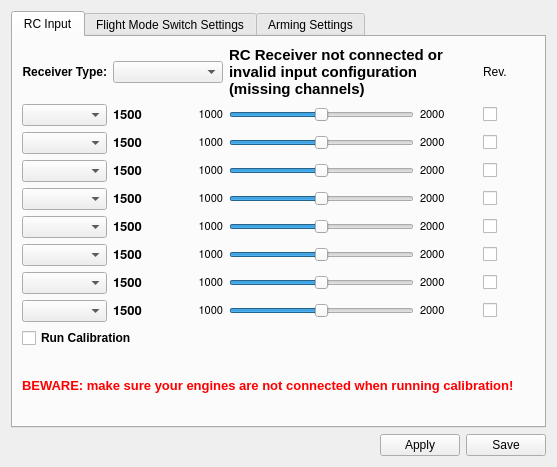
Before: the Qt Designer form ground/openpilotgcs/src/plugins/config/input.ui in openpilot/OpenPilot, drawn with Qt 5.
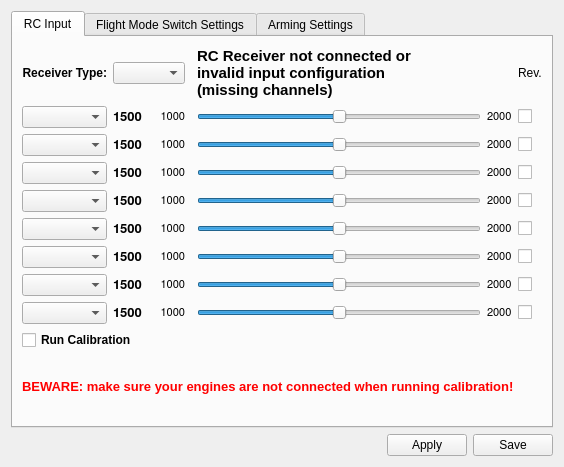
After: the same form once the commit is applied. Icons and pictures are not drawn.

Commit message: OpenPilot OP-537 Make the GCS input configuration errors a bit more informative

```diff
--- a/ground/openpilotgcs/src/plugins/config/input.ui
+++ b/ground/openpilotgcs/src/plugins/config/input.ui
@@ -80,7 +80,7 @@
          </property>
         </widget>
        </item>
-       <item row="2" column="3" colspan="3">
+       <item row="2" column="4" colspan="3">
         <widget class="QSlider" name="inSlider1">
          <property name="mouseTracking">
           <bool>true</bool>
@@ -99,28 +99,28 @@
          </property>
         </widget>
        </item>
-       <item row="2" column="6">
-        <widget class="QLabel" name="ch1Max">
-         <property name="font">
-          <font>
-           <family>FreeSans</family>
-           <pointsize>8</pointsize>
-          </font>
-         </property>
-         <property name="toolTip">
-          <string>&lt;!DOCTYPE HTML PUBLIC &quot;-//W3C//DTD HTML 4.0//EN&quot; &quot;http://www.w3.org/TR/REC-html40/strict.dtd&quot;&gt;
-&lt;html&gt;&lt;head&gt;&lt;meta name=&quot;qrichtext&quot; content=&quot;1&quot; /&gt;&lt;style type=&quot;text/css&quot;&gt;
-p, li { white-space: pre-wrap; }
-&lt;/style&gt;&lt;/head&gt;&lt;body style=&quot; font-family:'FreeSans'; font-size:8pt; font-weight:400; font-style:normal;&quot;&gt;
-&lt;p style=&quot; margin-top:0px; margin-bottom:0px; margin-left:0px; margin-right:0px; -qt-block-indent:0; text-indent:0px;&quot;&gt;Maximum channel pulse width&lt;/p&gt;
-&lt;p style=&quot; margin-top:0px; margin-bottom:0px; margin-left:0px; margin-right:0px; -qt-block-indent:0; text-indent:0px;&quot;&gt;(microseconds)&lt;/p&gt;&lt;/body&gt;&lt;/html&gt;</string>
-         </property>
-         <property name="text">
-          <string>2000</string>
-         </property>
-        </widget>
-       </item>
        <item row="2" column="7">
+        <widget class="QLabel" name="ch1Max">
+         <property name="font">
+          <font>
+           <family>FreeSans</family>
+           <pointsize>8</pointsize>
+          </font>
+         </property>
+         <property name="toolTip">
+          <string>&lt;!DOCTYPE HTML PUBLIC &quot;-//W3C//DTD HTML 4.0//EN&quot; &quot;http://www.w3.org/TR/REC-html40/strict.dtd&quot;&gt;
+&lt;html&gt;&lt;head&gt;&lt;meta name=&quot;qrichtext&quot; content=&quot;1&quot; /&gt;&lt;style type=&quot;text/css&quot;&gt;
+p, li { white-space: pre-wrap; }
+&lt;/style&gt;&lt;/head&gt;&lt;body style=&quot; font-family:'FreeSans'; font-size:8pt; font-weight:400; font-style:normal;&quot;&gt;
+&lt;p style=&quot; margin-top:0px; margin-bottom:0px; margin-left:0px; margin-right:0px; -qt-block-indent:0; text-indent:0px;&quot;&gt;Maximum channel pulse width&lt;/p&gt;
+&lt;p style=&quot; margin-top:0px; margin-bottom:0px; margin-left:0px; margin-right:0px; -qt-block-indent:0; text-indent:0px;&quot;&gt;(microseconds)&lt;/p&gt;&lt;/body&gt;&lt;/html&gt;</string>
+         </property>
+         <property name="text">
+          <string>2000</string>
+         </property>
+        </widget>
+       </item>
+       <item row="2" column="8">
         <widget class="QCheckBox" name="ch1Rev">
          <property name="toolTip">
           <string>Check this to reverse the channel.
@@ -188,7 +188,7 @@
          </property>
         </widget>
        </item>
-       <item row="3" column="3" colspan="3">
+       <item row="3" column="4" colspan="3">
         <widget class="QSlider" name="inSlider2">
          <property name="mouseTracking">
           <bool>true</bool>
@@ -207,28 +207,28 @@
          </property>
         </widget>
        </item>
-       <item row="3" column="6">
-        <widget class="QLabel" name="ch2Max">
-         <property name="font">
-          <font>
-           <family>FreeSans</family>
-           <pointsize>8</pointsize>
-          </font>
-         </property>
-         <property name="toolTip">
-          <string>&lt;!DOCTYPE HTML PUBLIC &quot;-//W3C//DTD HTML 4.0//EN&quot; &quot;http://www.w3.org/TR/REC-html40/strict.dtd&quot;&gt;
-&lt;html&gt;&lt;head&gt;&lt;meta name=&quot;qrichtext&quot; content=&quot;1&quot; /&gt;&lt;style type=&quot;text/css&quot;&gt;
-p, li { white-space: pre-wrap; }
-&lt;/style&gt;&lt;/head&gt;&lt;body style=&quot; font-family:'FreeSans'; font-size:8pt; font-weight:400; font-style:normal;&quot;&gt;
-&lt;p style=&quot; margin-top:0px; margin-bottom:0px; margin-left:0px; margin-right:0px; -qt-block-indent:0; text-indent:0px;&quot;&gt;Maximum channel pulse width&lt;/p&gt;
-&lt;p style=&quot; margin-top:0px; margin-bottom:0px; margin-left:0px; margin-right:0px; -qt-block-indent:0; text-indent:0px;&quot;&gt;(microseconds)&lt;/p&gt;&lt;/body&gt;&lt;/html&gt;</string>
-         </property>
-         <property name="text">
-          <string>2000</string>
-         </property>
-        </widget>
-       </item>
        <item row="3" column="7">
+        <widget class="QLabel" name="ch2Max">
+         <property name="font">
+          <font>
+           <family>FreeSans</family>
+           <pointsize>8</pointsize>
+          </font>
+         </property>
+         <property name="toolTip">
+          <string>&lt;!DOCTYPE HTML PUBLIC &quot;-//W3C//DTD HTML 4.0//EN&quot; &quot;http://www.w3.org/TR/REC-html40/strict.dtd&quot;&gt;
+&lt;html&gt;&lt;head&gt;&lt;meta name=&quot;qrichtext&quot; content=&quot;1&quot; /&gt;&lt;style type=&quot;text/css&quot;&gt;
+p, li { white-space: pre-wrap; }
+&lt;/style&gt;&lt;/head&gt;&lt;body style=&quot; font-family:'FreeSans'; font-size:8pt; font-weight:400; font-style:normal;&quot;&gt;
+&lt;p style=&quot; margin-top:0px; margin-bottom:0px; margin-left:0px; margin-right:0px; -qt-block-indent:0; text-indent:0px;&quot;&gt;Maximum channel pulse width&lt;/p&gt;
+&lt;p style=&quot; margin-top:0px; margin-bottom:0px; margin-left:0px; margin-right:0px; -qt-block-indent:0; text-indent:0px;&quot;&gt;(microseconds)&lt;/p&gt;&lt;/body&gt;&lt;/html&gt;</string>
+         </property>
+         <property name="text">
+          <string>2000</string>
+         </property>
+        </widget>
+       </item>
+       <item row="3" column="8">
         <widget class="QCheckBox" name="ch2Rev">
          <property name="toolTip">
           <string>Check this to reverse the channel.
@@ -296,7 +296,7 @@
          </property>
         </widget>
        </item>
-       <item row="4" column="3" colspan="3">
+       <item row="4" column="4" colspan="3">
         <widget class="QSlider" name="inSlider3">
          <property name="mouseTracking">
           <bool>true</bool>
@@ -315,28 +315,28 @@
          </property>
         </widget>
        </item>
-       <item row="4" column="6">
-        <widget class="QLabel" name="ch3Max">
-         <property name="font">
-          <font>
-           <family>FreeSans</family>
-           <pointsize>8</pointsize>
-          </font>
-         </property>
-         <property name="toolTip">
-          <string>&lt;!DOCTYPE HTML PUBLIC &quot;-//W3C//DTD HTML 4.0//EN&quot; &quot;http://www.w3.org/TR/REC-html40/strict.dtd&quot;&gt;
-&lt;html&gt;&lt;head&gt;&lt;meta name=&quot;qrichtext&quot; content=&quot;1&quot; /&gt;&lt;style type=&quot;text/css&quot;&gt;
-p, li { white-space: pre-wrap; }
-&lt;/style&gt;&lt;/head&gt;&lt;body style=&quot; font-family:'FreeSans'; font-size:8pt; font-weight:400; font-style:normal;&quot;&gt;
-&lt;p style=&quot; margin-top:0px; margin-bottom:0px; margin-left:0px; margin-right:0px; -qt-block-indent:0; text-indent:0px;&quot;&gt;Maximum channel pulse width&lt;/p&gt;
-&lt;p style=&quot; margin-top:0px; margin-bottom:0px; margin-left:0px; margin-right:0px; -qt-block-indent:0; text-indent:0px;&quot;&gt;(microseconds)&lt;/p&gt;&lt;/body&gt;&lt;/html&gt;</string>
-         </property>
-         <property name="text">
-          <string>2000</string>
-         </property>
-        </widget>
-       </item>
        <item row="4" column="7">
+        <widget class="QLabel" name="ch3Max">
+         <property name="font">
+          <font>
+           <family>FreeSans</family>
+           <pointsize>8</pointsize>
+          </font>
+         </property>
+         <property name="toolTip">
+          <string>&lt;!DOCTYPE HTML PUBLIC &quot;-//W3C//DTD HTML 4.0//EN&quot; &quot;http://www.w3.org/TR/REC-html40/strict.dtd&quot;&gt;
+&lt;html&gt;&lt;head&gt;&lt;meta name=&quot;qrichtext&quot; content=&quot;1&quot; /&gt;&lt;style type=&quot;text/css&quot;&gt;
+p, li { white-space: pre-wrap; }
+&lt;/style&gt;&lt;/head&gt;&lt;body style=&quot; font-family:'FreeSans'; font-size:8pt; font-weight:400; font-style:normal;&quot;&gt;
+&lt;p style=&quot; margin-top:0px; margin-bottom:0px; margin-left:0px; margin-right:0px; -qt-block-indent:0; text-indent:0px;&quot;&gt;Maximum channel pulse width&lt;/p&gt;
+&lt;p style=&quot; margin-top:0px; margin-bottom:0px; margin-left:0px; margin-right:0px; -qt-block-indent:0; text-indent:0px;&quot;&gt;(microseconds)&lt;/p&gt;&lt;/body&gt;&lt;/html&gt;</string>
+         </property>
+         <property name="text">
+          <string>2000</string>
+         </property>
+        </widget>
+       </item>
+       <item row="4" column="8">
         <widget class="QCheckBox" name="ch3Rev">
          <property name="toolTip">
           <string>Check this to reverse the channel.
@@ -404,7 +404,7 @@
          </property>
         </widget>
        </item>
-       <item row="5" column="3" colspan="3">
+       <item row="5" column="4" colspan="3">
         <widget class="QSlider" name="inSlider4">
          <property name="mouseTracking">
           <bool>true</bool>
@@ -423,28 +423,28 @@
          </property>
         </widget>
        </item>
-       <item row="5" column="6">
-        <widget class="QLabel" name="ch4Max">
-         <property name="font">
-          <font>
-           <family>FreeSans</family>
-           <pointsize>8</pointsize>
-          </font>
-         </property>
-         <property name="toolTip">
-          <string>&lt;!DOCTYPE HTML PUBLIC &quot;-//W3C//DTD HTML 4.0//EN&quot; &quot;http://www.w3.org/TR/REC-html40/strict.dtd&quot;&gt;
-&lt;html&gt;&lt;head&gt;&lt;meta name=&quot;qrichtext&quot; content=&quot;1&quot; /&gt;&lt;style type=&quot;text/css&quot;&gt;
-p, li { white-space: pre-wrap; }
-&lt;/style&gt;&lt;/head&gt;&lt;body style=&quot; font-family:'FreeSans'; font-size:8pt; font-weight:400; font-style:normal;&quot;&gt;
-&lt;p style=&quot; margin-top:0px; margin-bottom:0px; margin-left:0px; margin-right:0px; -qt-block-indent:0; text-indent:0px;&quot;&gt;Maximum channel pulse width&lt;/p&gt;
-&lt;p style=&quot; margin-top:0px; margin-bottom:0px; margin-left:0px; margin-right:0px; -qt-block-indent:0; text-indent:0px;&quot;&gt;(microseconds)&lt;/p&gt;&lt;/body&gt;&lt;/html&gt;</string>
-         </property>
-         <property name="text">
-          <string>2000</string>
-         </property>
-        </widget>
-       </item>
        <item row="5" column="7">
+        <widget class="QLabel" name="ch4Max">
+         <property name="font">
+          <font>
+           <family>FreeSans</family>
+           <pointsize>8</pointsize>
+          </font>
+         </property>
+         <property name="toolTip">
+          <string>&lt;!DOCTYPE HTML PUBLIC &quot;-//W3C//DTD HTML 4.0//EN&quot; &quot;http://www.w3.org/TR/REC-html40/strict.dtd&quot;&gt;
+&lt;html&gt;&lt;head&gt;&lt;meta name=&quot;qrichtext&quot; content=&quot;1&quot; /&gt;&lt;style type=&quot;text/css&quot;&gt;
+p, li { white-space: pre-wrap; }
+&lt;/style&gt;&lt;/head&gt;&lt;body style=&quot; font-family:'FreeSans'; font-size:8pt; font-weight:400; font-style:normal;&quot;&gt;
+&lt;p style=&quot; margin-top:0px; margin-bottom:0px; margin-left:0px; margin-right:0px; -qt-block-indent:0; text-indent:0px;&quot;&gt;Maximum channel pulse width&lt;/p&gt;
+&lt;p style=&quot; margin-top:0px; margin-bottom:0px; margin-left:0px; margin-right:0px; -qt-block-indent:0; text-indent:0px;&quot;&gt;(microseconds)&lt;/p&gt;&lt;/body&gt;&lt;/html&gt;</string>
+         </property>
+         <property name="text">
+          <string>2000</string>
+         </property>
+        </widget>
+       </item>
+       <item row="5" column="8">
         <widget class="QCheckBox" name="ch4Rev">
          <property name="toolTip">
           <string>Check this to reverse the channel.
@@ -512,7 +512,7 @@
          </property>
         </widget>
        </item>
-       <item row="6" column="3" colspan="3">
+       <item row="6" column="4" colspan="3">
         <widget class="QSlider" name="inSlider5">
          <property name="mouseTracking">
           <bool>true</bool>
@@ -531,28 +531,28 @@
          </property>
         </widget>
        </item>
-       <item row="6" column="6">
-        <widget class="QLabel" name="ch5Max">
-         <property name="font">
-          <font>
-           <family>FreeSans</family>
-           <pointsize>8</pointsize>
-          </font>
-         </property>
-         <property name="toolTip">
-          <string>&lt;!DOCTYPE HTML PUBLIC &quot;-//W3C//DTD HTML 4.0//EN&quot; &quot;http://www.w3.org/TR/REC-html40/strict.dtd&quot;&gt;
-&lt;html&gt;&lt;head&gt;&lt;meta name=&quot;qrichtext&quot; content=&quot;1&quot; /&gt;&lt;style type=&quot;text/css&quot;&gt;
-p, li { white-space: pre-wrap; }
-&lt;/style&gt;&lt;/head&gt;&lt;body style=&quot; font-family:'FreeSans'; font-size:8pt; font-weight:400; font-style:normal;&quot;&gt;
-&lt;p style=&quot; margin-top:0px; margin-bottom:0px; margin-left:0px; margin-right:0px; -qt-block-indent:0; text-indent:0px;&quot;&gt;Maximum channel pulse width&lt;/p&gt;
-&lt;p style=&quot; margin-top:0px; margin-bottom:0px; margin-left:0px; margin-right:0px; -qt-block-indent:0; text-indent:0px;&quot;&gt;(microseconds)&lt;/p&gt;&lt;/body&gt;&lt;/html&gt;</string>
-         </property>
-         <property name="text">
-          <string>2000</string>
-         </property>
-        </widget>
-       </item>
        <item row="6" column="7">
+        <widget class="QLabel" name="ch5Max">
+         <property name="font">
+          <font>
+           <family>FreeSans</family>
+           <pointsize>8</pointsize>
+          </font>
+         </property>
+         <property name="toolTip">
+          <string>&lt;!DOCTYPE HTML PUBLIC &quot;-//W3C//DTD HTML 4.0//EN&quot; &quot;http://www.w3.org/TR/REC-html40/strict.dtd&quot;&gt;
+&lt;html&gt;&lt;head&gt;&lt;meta name=&quot;qrichtext&quot; content=&quot;1&quot; /&gt;&lt;style type=&quot;text/css&quot;&gt;
+p, li { white-space: pre-wrap; }
+&lt;/style&gt;&lt;/head&gt;&lt;body style=&quot; font-family:'FreeSans'; font-size:8pt; font-weight:400; font-style:normal;&quot;&gt;
+&lt;p style=&quot; margin-top:0px; margin-bottom:0px; margin-left:0px; margin-right:0px; -qt-block-indent:0; text-indent:0px;&quot;&gt;Maximum channel pulse width&lt;/p&gt;
+&lt;p style=&quot; margin-top:0px; margin-bottom:0px; margin-left:0px; margin-right:0px; -qt-block-indent:0; text-indent:0px;&quot;&gt;(microseconds)&lt;/p&gt;&lt;/body&gt;&lt;/html&gt;</string>
+         </property>
+         <property name="text">
+          <string>2000</string>
+         </property>
+        </widget>
+       </item>
+       <item row="6" column="8">
         <widget class="QCheckBox" name="ch5Rev">
          <property name="toolTip">
           <string>Check this to reverse the channel.
@@ -620,7 +620,7 @@
          </property>
         </widget>
        </item>
-       <item row="7" column="3" colspan="3">
+       <item row="7" column="4" colspan="3">
         <widget class="QSlider" name="inSlider6">
          <property name="mouseTracking">
           <bool>true</bool>
@@ -639,28 +639,28 @@
          </property>
         </widget>
        </item>
-       <item row="7" column="6">
-        <widget class="QLabel" name="ch6Max">
-         <property name="font">
-          <font>
-           <family>FreeSans</family>
-           <pointsize>8</pointsize>
-          </font>
-         </property>
-         <property name="toolTip">
-          <string>&lt;!DOCTYPE HTML PUBLIC &quot;-//W3C//DTD HTML 4.0//EN&quot; &quot;http://www.w3.org/TR/REC-html40/strict.dtd&quot;&gt;
-&lt;html&gt;&lt;head&gt;&lt;meta name=&quot;qrichtext&quot; content=&quot;1&quot; /&gt;&lt;style type=&quot;text/css&quot;&gt;
-p, li { white-space: pre-wrap; }
-&lt;/style&gt;&lt;/head&gt;&lt;body style=&quot; font-family:'FreeSans'; font-size:8pt; font-weight:400; font-style:normal;&quot;&gt;
-&lt;p style=&quot; margin-top:0px; margin-bottom:0px; margin-left:0px; margin-right:0px; -qt-block-indent:0; text-indent:0px;&quot;&gt;Maximum channel pulse width&lt;/p&gt;
-&lt;p style=&quot; margin-top:0px; margin-bottom:0px; margin-left:0px; margin-right:0px; -qt-block-indent:0; text-indent:0px;&quot;&gt;(microseconds)&lt;/p&gt;&lt;/body&gt;&lt;/html&gt;</string>
-         </property>
-         <property name="text">
-          <string>2000</string>
-         </property>
-        </widget>
-       </item>
        <item row="7" column="7">
+        <widget class="QLabel" name="ch6Max">
+         <property name="font">
+          <font>
+           <family>FreeSans</family>
+           <pointsize>8</pointsize>
+          </font>
+         </property>
+         <property name="toolTip">
+          <string>&lt;!DOCTYPE HTML PUBLIC &quot;-//W3C//DTD HTML 4.0//EN&quot; &quot;http://www.w3.org/TR/REC-html40/strict.dtd&quot;&gt;
+&lt;html&gt;&lt;head&gt;&lt;meta name=&quot;qrichtext&quot; content=&quot;1&quot; /&gt;&lt;style type=&quot;text/css&quot;&gt;
+p, li { white-space: pre-wrap; }
+&lt;/style&gt;&lt;/head&gt;&lt;body style=&quot; font-family:'FreeSans'; font-size:8pt; font-weight:400; font-style:normal;&quot;&gt;
+&lt;p style=&quot; margin-top:0px; margin-bottom:0px; margin-left:0px; margin-right:0px; -qt-block-indent:0; text-indent:0px;&quot;&gt;Maximum channel pulse width&lt;/p&gt;
+&lt;p style=&quot; margin-top:0px; margin-bottom:0px; margin-left:0px; margin-right:0px; -qt-block-indent:0; text-indent:0px;&quot;&gt;(microseconds)&lt;/p&gt;&lt;/body&gt;&lt;/html&gt;</string>
+         </property>
+         <property name="text">
+          <string>2000</string>
+         </property>
+        </widget>
+       </item>
+       <item row="7" column="8">
         <widget class="QCheckBox" name="ch6Rev">
          <property name="toolTip">
           <string>Check this to reverse the channel.
@@ -728,7 +728,7 @@
          </property>
         </widget>
        </item>
-       <item row="8" column="3" colspan="3">
+       <item row="8" column="4" colspan="3">
         <widget class="QSlider" name="inSlider7">
          <property name="mouseTracking">
           <bool>true</bool>
@@ -747,28 +747,28 @@
          </property>
         </widget>
        </item>
-       <item row="8" column="6">
-        <widget class="QLabel" name="ch7Max">
-         <property name="font">
-          <font>
-           <family>FreeSans</family>
-           <pointsize>8</pointsize>
-          </font>
-         </property>
-         <property name="toolTip">
-          <string>&lt;!DOCTYPE HTML PUBLIC &quot;-//W3C//DTD HTML 4.0//EN&quot; &quot;http://www.w3.org/TR/REC-html40/strict.dtd&quot;&gt;
-&lt;html&gt;&lt;head&gt;&lt;meta name=&quot;qrichtext&quot; content=&quot;1&quot; /&gt;&lt;style type=&quot;text/css&quot;&gt;
-p, li { white-space: pre-wrap; }
-&lt;/style&gt;&lt;/head&gt;&lt;body style=&quot; font-family:'FreeSans'; font-size:8pt; font-weight:400; font-style:normal;&quot;&gt;
-&lt;p style=&quot; margin-top:0px; margin-bottom:0px; margin-left:0px; margin-right:0px; -qt-block-indent:0; text-indent:0px;&quot;&gt;Maximum channel pulse width&lt;/p&gt;
-&lt;p style=&quot; margin-top:0px; margin-bottom:0px; margin-left:0px; margin-right:0px; -qt-block-indent:0; text-indent:0px;&quot;&gt;(microseconds)&lt;/p&gt;&lt;/body&gt;&lt;/html&gt;</string>
-         </property>
-         <property name="text">
-          <string>2000</string>
-         </property>
-        </widget>
-       </item>
        <item row="8" column="7">
+        <widget class="QLabel" name="ch7Max">
+         <property name="font">
+          <font>
+           <family>FreeSans</family>
+           <pointsize>8</pointsize>
+          </font>
+         </property>
+         <property name="toolTip">
+          <string>&lt;!DOCTYPE HTML PUBLIC &quot;-//W3C//DTD HTML 4.0//EN&quot; &quot;http://www.w3.org/TR/REC-html40/strict.dtd&quot;&gt;
+&lt;html&gt;&lt;head&gt;&lt;meta name=&quot;qrichtext&quot; content=&quot;1&quot; /&gt;&lt;style type=&quot;text/css&quot;&gt;
+p, li { white-space: pre-wrap; }
+&lt;/style&gt;&lt;/head&gt;&lt;body style=&quot; font-family:'FreeSans'; font-size:8pt; font-weight:400; font-style:normal;&quot;&gt;
+&lt;p style=&quot; margin-top:0px; margin-bottom:0px; margin-left:0px; margin-right:0px; -qt-block-indent:0; text-indent:0px;&quot;&gt;Maximum channel pulse width&lt;/p&gt;
+&lt;p style=&quot; margin-top:0px; margin-bottom:0px; margin-left:0px; margin-right:0px; -qt-block-indent:0; text-indent:0px;&quot;&gt;(microseconds)&lt;/p&gt;&lt;/body&gt;&lt;/html&gt;</string>
+         </property>
+         <property name="text">
+          <string>2000</string>
+         </property>
+        </widget>
+       </item>
+       <item row="8" column="8">
         <widget class="QCheckBox" name="ch7Rev">
          <property name="toolTip">
           <string>Check this to reverse the channel.
@@ -800,7 +800,7 @@
          </property>
         </widget>
        </item>
-       <item row="10" column="0" colspan="8">
+       <item row="10" column="0" colspan="9">
         <widget class="QLabel" name="label_20">
          <property name="text">
           <string>&lt;!DOCTYPE HTML PUBLIC &quot;-//W3C//DTD HTML 4.0//EN&quot; &quot;http://www.w3.org/TR/REC-html40/strict.dtd&quot;&gt;
@@ -811,14 +811,14 @@
          </property>
         </widget>
        </item>
-       <item row="0" column="7">
+       <item row="0" column="8">
         <widget class="QLabel" name="label">
          <property name="text">
           <string>Rev.</string>
          </property>
         </widget>
        </item>
-       <item row="1" column="7">
+       <item row="1" column="8">
         <widget class="QCheckBox" name="ch0Rev">
          <property name="toolTip">
           <string>Check this to reverse the channel.
@@ -830,7 +830,7 @@
          </property>
         </widget>
        </item>
-       <item row="1" column="6">
+       <item row="1" column="7">
         <widget class="QLabel" name="ch0Max">
          <property name="font">
           <font>
@@ -851,7 +851,7 @@
          </property>
         </widget>
        </item>
-       <item row="1" column="3" colspan="3">
+       <item row="1" column="4" colspan="3">
         <widget class="QSlider" name="inSlider0">
          <property name="mouseTracking">
           <bool>true</bool>
@@ -935,26 +935,6 @@
          </property>
         </widget>
        </item>
-       <item row="0" column="3" colspan="4">
-        <widget class="QLabel" name="RCInputConnected">
-         <property name="font">
-          <font>
-           <pointsize>11</pointsize>
-           <weight>75</weight>
-           <bold>true</bold>
-          </font>
-         </property>
-         <property name="toolTip">
-          <string>Indicates whether OpenPilot is getting a signal from the RC receiver.</string>
-         </property>
-         <property name="text">
-          <string>RC Receiver not connected or invalid input configuration (missing channels)</string>
-         </property>
-         <property name="wordWrap">
-          <bool>true</bool>
-         </property>
-        </widget>
-       </item>
        <item row="0" column="1" colspan="2">
         <widget class="QComboBox" name="receiverType">
          <property name="toolTip">
@@ -981,6 +961,68 @@
          </property>
         </widget>
        </item>
+       <item row="0" column="4">
+        <layout class="QHBoxLayout" name="horizontalLayout_3">
+         <item>
+          <widget class="QLabel" name="RCInputConnected">
+           <property name="minimumSize">
+            <size>
+             <width>234</width>
+             <height>54</height>
+            </size>
+           </property>
+           <property name="font">
+            <font>
+             <pointsize>11</pointsize>
+             <weight>75</weight>
+             <bold>true</bold>
+            </font>
+           </property>
+           <property name="toolTip">
+            <string>Indicates whether OpenPilot is getting a signal from the RC receiver.</string>
+           </property>
+           <property name="text">
+            <string>RC Receiver not connected or invalid input configuration (missing channels)</string>
+           </property>
+           <property name="wordWrap">
+            <bool>true</bool>
+           </property>
+          </widget>
+         </item>
+         <item>
+          <widget class="QPushButton" name="receiverError">
+           <property name="sizePolicy">
+            <sizepolicy hsizetype="Fixed" vsizetype="Fixed">
+             <horstretch>0</horstretch>
+             <verstretch>0</verstretch>
+            </sizepolicy>
+           </property>
+           <property name="maximumSize">
+            <size>
+             <width>32</width>
+             <height>32</height>
+            </size>
+           </property>
+           <property name="text">
+            <string/>
+           </property>
+           <property name="icon">
+            <iconset resource="../coreplugin/core.qrc">
+             <normaloff>:/core/images/helpicon.svg</normaloff>:/core/images/helpicon.svg</iconset>
+           </property>
+           <property name="iconSize">
+            <size>
+             <width>32</width>
+             <height>32</height>
+            </size>
+           </property>
+           <property name="flat">
+            <bool>true</bool>
+           </property>
+          </widget>
+         </item>
+        </layout>
+       </item>
       </layout>
      </widget>
      <widget class="QWidget" name="tab_3">
```
The commit also changes 2 other files.
